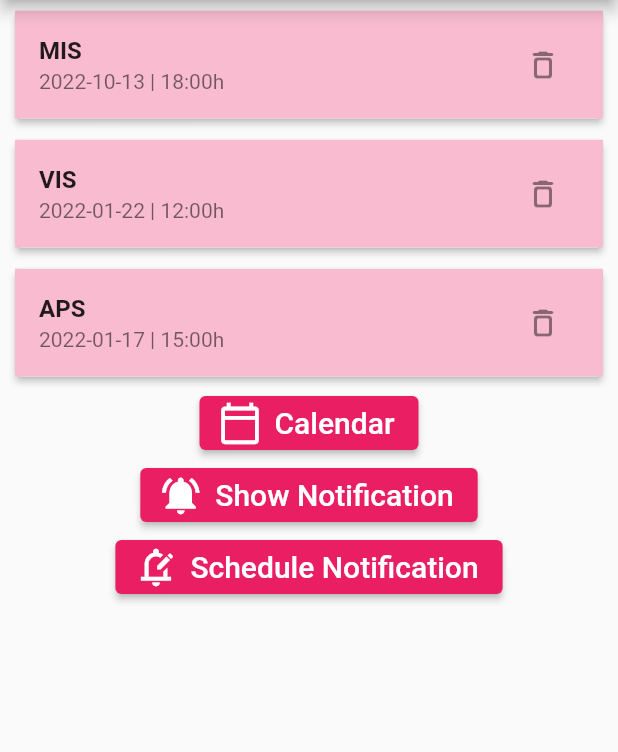
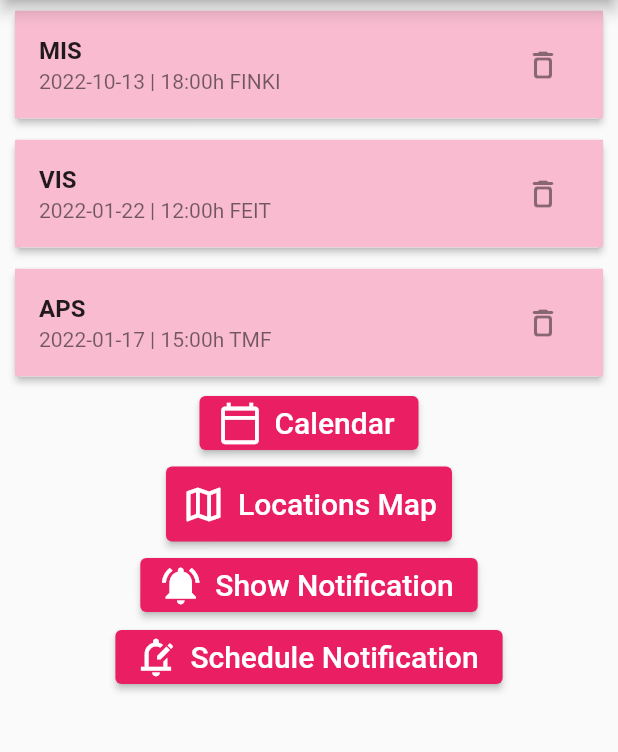
Before and after one commit to miladodevska/Flutter_lab4, a Flutter app: the HomeScreen screen opened by its route, on a phone screen of 412 x 824 dp, the part 84-836 px from its top. Run offline on Flutter 3.47's test engine with Material 2 defaults, Android fonts, the phone set to English and light mode, and no system bars; our stand-ins replace firebase_auth, firebase_core, flutter_local_notifications, geolocator, google_maps_flutter, nanoid and 2 more; accounts and stored records are empty.

```diff
--- a/lib/model/list_item.dart
+++ b/lib/model/list_item.dart
@@ -1,15 +1,18 @@
 import 'package:flutter/foundation.dart';
 import 'package:meta/meta.dart';
+import 'location.dart';
 
 class ListKolokviumi {
   final String id;
   final String imeNaPredmet;
   //final String datumVreme;
   final DateTime datumVreme;
+  final Location lokacija;
 
   ListKolokviumi({
     required this.id,
     required this.imeNaPredmet,
     required this.datumVreme,
+    required this.lokacija,
   });
 }
--- /dev/null
+++ b/lib/model/location.dart
@@ -0,0 +1,6 @@
+class Location {
+  final double latitude;
+  final double longitude;
+
+  Location({required this.latitude, required this.longitude});
+}
--- a/lib/screens/home_screen.dart
+++ b/lib/screens/home_screen.dart
@@ -1,10 +1,12 @@
 import 'package:firebase_auth/firebase_auth.dart';
 import 'package:flutter/material.dart';
+import 'package:lab3_193059/model/location.dart';
 import 'package:intl/intl.dart';
 import 'package:lab3_193059/model/list_item.dart';
 import 'package:lab3_193059/screens/signin_screen.dart';
 import '../widgets/new_item.dart';
 import 'calendar_screen.dart';
+import 'package:lab3_193059/screens/google_map_screen.dart';
 import 'package:lab3_193059/services/notifications.dart';
 
 class HomeScreen extends StatefulWidget {
@@ -15,28 +17,38 @@ class HomeScreen extends StatefulWidget {
 }
 
 class _HomeScreenState extends State<HomeScreen> {
-
   late final NotificationService notificationService;
 
   @override
-  void initState(){
+  void initState() {
     notificationService = NotificationService();
     notificationService.initialize();
     super.initState();
   }
 
-  List<ListKolokviumi> _userKolokviumi = [
-    ListKolokviumi(id: "1",
+  final List<ListKolokviumi> _userKolokviumi = [
+    ListKolokviumi(
+        id: "1",
         imeNaPredmet: "MIS",
-        datumVreme: DateTime.parse("2022-10-13 18:00:00")),
-    ListKolokviumi(id: "2",
+        datumVreme: DateTime.parse("2022-10-13 18:00:00"),
+        //42.00510322106074, 21.406963518278882
+        lokacija: Location(
+            latitude: 42.00510322106074, longitude: 21.406963518278882)),
+    ListKolokviumi(
+        id: "2",
         imeNaPredmet: "VIS",
-        datumVreme: DateTime.parse("2022-01-22 12:00:00")),
-    ListKolokviumi(id: "3",
+        datumVreme: DateTime.parse("2022-01-22 12:00:00"),
+        //42.00498661107486, 21.40817371317485
+        lokacija: Location(
+            latitude: 42.00498661107486, longitude: 21.40817371317485)),
+    ListKolokviumi(
+        id: "3",
         imeNaPredmet: "APS",
-        datumVreme: DateTime.parse("2022-01-17 15:00:00")),
+        datumVreme: DateTime.parse("2022-01-17 15:00:00"),
+        //42.004736818370006, 21.40988312815307
+        lokacija: Location(
+            latitude: 42.004736818370006, longitude: 21.40988312815307)),
   ];
-
 
   void _addItemFunction(BuildContext ctx) {
     showModalBottomSheet(
@@ -47,10 +59,8 @@ class _HomeScreenState extends State<HomeScreen> {
             behavior: HitTestBehavior.opaque,
             child: NovoPolaganje(_addNewItemToList),
           );
+        });
   }
-    );
-  }
-
 
   void _addNewItemToList(ListKolokviumi item) {
     setState(() {
@@ -64,13 +74,26 @@ class _HomeScreenState extends State<HomeScreen> {
     });
   }
 
-  String _modifyDate(DateTime date) {
+  String _modifyDate(DateTime date, Location location) {
+    String lokacija = '';
+    //42.00510322106074, 21.406963518278882
+    if (location.latitude == 42.00510322106074 &&
+        location.longitude == 21.406963518278882) {
+      lokacija = 'FINKI';
+    } //42.00498661107486, 21.40817371317485
+    else if (location.latitude == 42.00498661107486 &&
+        location.longitude == 21.40817371317485) {
+      lokacija = 'FEIT';
+    } //42.004736818370006, 21.40988312815307
+    else {
+      lokacija = 'TMF';
+    }
+
     String dateToString = DateFormat("yyyy-MM-dd HH:mm:ss").format(date);
     List<String> parts = dateToString.split(" ");
     String modifiedTime = parts[1].substring(0, 5);
-    return parts[0] + ' | ' + modifiedTime + 'h';
+    return parts[0] + ' | ' + modifiedTime + 'h' + ' ' + lokacija;
   }
-
 
   Future _signOut() async {
     try {
@@ -85,7 +108,6 @@ class _HomeScreenState extends State<HomeScreen> {
     }
   }
 
-
   @override
   Widget build(BuildContext context) {
     return Scaffold(
@@ -94,22 +116,21 @@ class _HomeScreenState extends State<HomeScreen> {
           actions: [
             IconButton(
               icon: Icon(Icons.add_box),
-              onPressed: () => _addItemFunction(context),),
+              onPressed: () => _addItemFunction(context),
+            ),
             ElevatedButton(
               child: Text("Sign out"),
               onPressed: _signOut,
             )
           ],
         ),
-
-
         body: Container(
             child: SingleChildScrollView(
           child: Column(
             children: <Widget>[
               Center(
                 child: _userKolokviumi.isEmpty
-                        ? Text("No exams scheduled")
+                    ? Text("No exams upcoming")
                     : ListView.builder(
                         scrollDirection: Axis.vertical,
                         shrinkWrap: true,
@@ -126,7 +147,8 @@ class _HomeScreenState extends State<HomeScreen> {
                                 style: TextStyle(fontWeight: FontWeight.bold),
                               ),
                               subtitle: Text(
-                              _modifyDate(_userKolokviumi[index].datumVreme),
+                                _modifyDate(_userKolokviumi[index].datumVreme,
+                                    _userKolokviumi[index].lokacija),
                                 style: TextStyle(color: Colors.black54),
                               ),
                               trailing: IconButton(
@@ -139,18 +161,54 @@ class _HomeScreenState extends State<HomeScreen> {
                       ),
               ),
               ElevatedButton.icon(
-                    icon: Icon(Icons.calendar_today_outlined, size: 30,),
-                    label: Text("Calendar", style: TextStyle(fontSize: 20),),
+                icon: Icon(
+                  Icons.calendar_today_outlined,
+                  size: 30,
+                ),
+                label: Text(
+                  "Calendar",
+                  style: TextStyle(fontSize: 20),
+                ),
                 onPressed: () {
-                      Navigator.push(context,
-                          MaterialPageRoute(builder: (context) =>
+                  Navigator.push(
+                      context,
+                      MaterialPageRoute(
+                          builder: (context) =>
                               CalendarScreen(_userKolokviumi)));
                 },
               ),
+              Container(
+                margin: EdgeInsets.all(5),
+                child: ElevatedButton.icon(
+                  icon: Icon(
+                    Icons.map_outlined,
+                    size: 30,
+                  ),
+                  label: Text(
+                    "Locations Map",
+                    style: TextStyle(fontSize: 20),
+                  ),
+                  style: ElevatedButton.styleFrom(
+                    padding: EdgeInsets.all(10),
+                  ),
+                  onPressed: () {
+                    Navigator.push(
+                        context,
+                        MaterialPageRoute(
+                            builder: (context) =>
+                                GoogleMapPage(_userKolokviumi)));
+                  },
+                ),
+              ),
               ElevatedButton.icon(
-                    icon: Icon(Icons.notifications_active, size: 30,),
-                    label: Text("Show Notification",
-                      style: TextStyle(fontSize: 20),),
+                icon: Icon(
+                  Icons.notifications_active,
+                  size: 30,
+                ),
+                label: Text(
+                  "Show Notification",
+                  style: TextStyle(fontSize: 20),
+                ),
                 onPressed: () async {
                   await notificationService.showNotification(
                       id: 0,
@@ -159,9 +217,14 @@ class _HomeScreenState extends State<HomeScreen> {
                 },
               ),
               ElevatedButton.icon(
-                    icon: Icon(Icons.edit_notifications_outlined, size: 30,),
+                icon: Icon(
+                  Icons.edit_notifications_outlined,
+                  size: 30,
+                ),
                 label: Text(
-                      "Schedule Notification", style: TextStyle(fontSize: 20),),
+                  "Schedule Notification",
+                  style: TextStyle(fontSize: 20),
+                ),
                 onPressed: () async {
                   //notification appears after 4 seconds
                   await notificationService.showScheduledNotification(
@@ -173,8 +236,6 @@ class _HomeScreenState extends State<HomeScreen> {
               ),
             ],
           ),
-            )
-        )
-    );
+        )));
   }
 }
```
Also changed, not shown: lib/main.dart (+13 -13 lines), lib/screens/google_map_screen.dart (added, +109 -0 lines), lib/widgets/new_item.dart (+59 -13 lines), pubspec.yaml (+13 -8 lines), pubspec.lock, 3 other files. Lines whose indentation alone changed are shown as unchanged.
